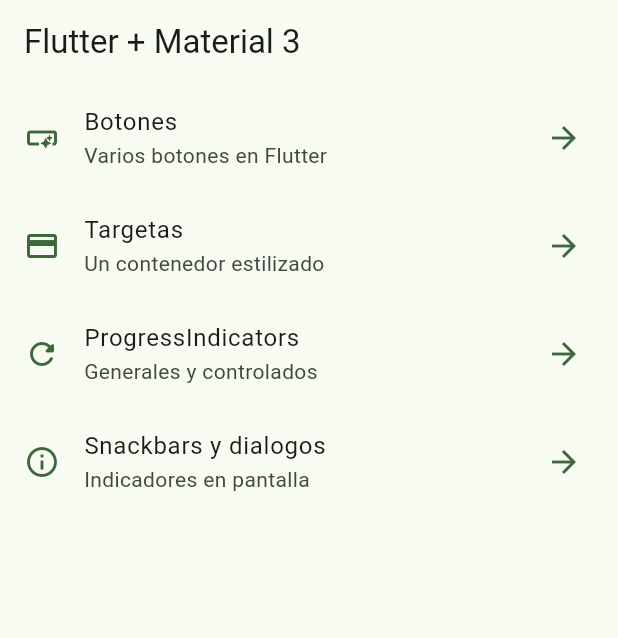
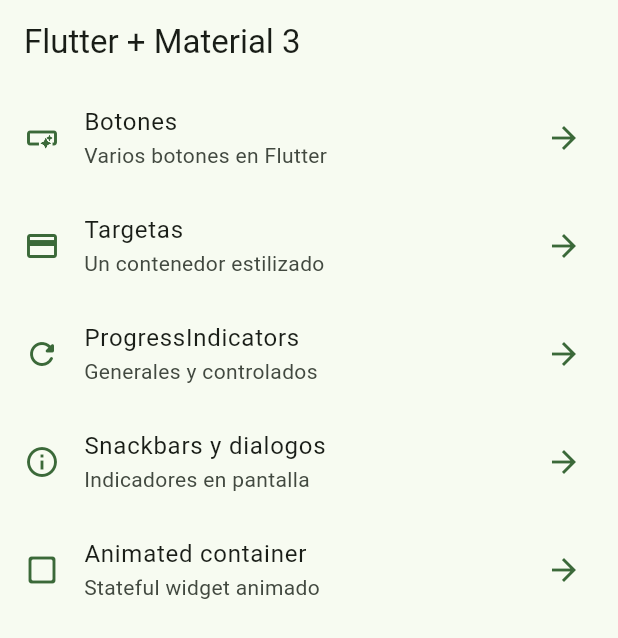
Before and after one commit to B3TsT/widget-material3, a Flutter app: the screen it shows after launch, on a phone screen of 412 x 824 dp. Shown: the top 638 px of the screen. Run offline on Flutter 3.47's test engine with Material 2 defaults, Android fonts, the phone set to English and light mode, and no system bars; our stand-ins replace go_router.

Commit message:
animated added

```diff
--- a/lib/src/config/router/app_router.dart
+++ b/lib/src/config/router/app_router.dart
@@ -30,5 +30,10 @@
       name: SnackbarScreen.name,
       builder: (context, state) => const SnackbarScreen(),
     ),
+    GoRoute(
+      path: '/animated',
+      name: AnimatedScreen.name,
+      builder: (context, state) => const AnimatedScreen(),
+    ),
   ],
 );
--- a/lib/src/config/theme/menu/menu_items.dart
+++ b/lib/src/config/theme/menu/menu_items.dart
@@ -38,4 +38,10 @@
     link: '/snackbars',
     icon: Icons.info_outline,
   ),
+  MenuItem(
+    title: 'Animated container',
+    subTitle: 'Stateful widget animado',
+    link: '/animated',
+    icon: Icons.check_box_outline_blank_rounded,
+  ),
 ];
```
Also changed, not shown: lib/src/presentation/screens/animated/animated_screen.dart (+47 -3 lines).
